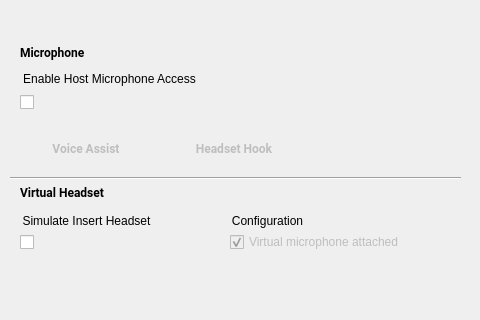
Above: android/android-ui/modules/aemu-ext-pages/microphone/src/android/skin/qt/extended-pages/microphone-page.ui from CodeLinaro-mirror/la_platform_external_qemu before the change; both pictures show x 0 to 480 and y 0 to 320 of the 640 by 580 pixel window. Below: the same form after it.
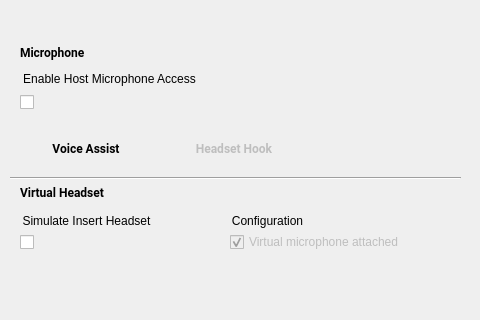
That is the form after the change. Icons and pictures are not drawn. Custom widgets are drawn as their Qt base class.

Commit message:
Add help icons for Microphone Extended Controls
This adds help icons for virtual microphone controls that redirect to
https://developer.android.com/studio/run/emulator-extended-controls#microphone

It also unlinks the Vitual Assist button from requiring "Insert Headset"

Patch:
```diff
--- a/android/android-ui/modules/aemu-ext-pages/microphone/src/android/skin/qt/extended-pages/microphone-page.ui
+++ b/android/android-ui/modules/aemu-ext-pages/microphone/src/android/skin/qt/extended-pages/microphone-page.ui
@@ -112,7 +112,7 @@
   </widget>
   <widget class="RaisedMaterialButton" name="mic_voiceAssistButton">
    <property name="enabled">
-    <bool>false</bool>
+    <bool>true</bool>
    </property>
    <property name="geometry">
     <rect>
```
Left out of the diff: 68 changed lines with no effect on the pictures. The commit also changes 2 other files.
